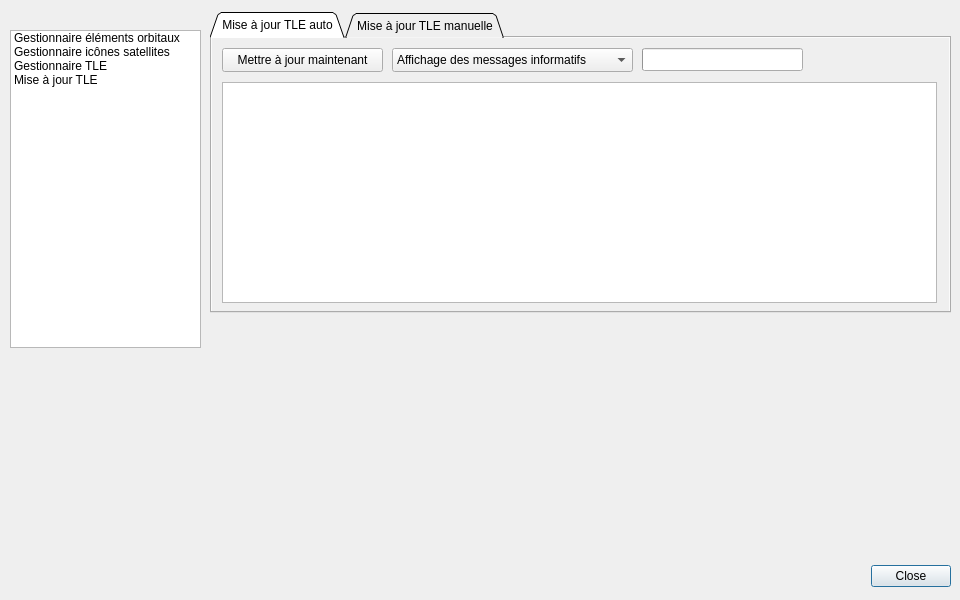
First picture: the form in src/interface/outils/outils.ui, repository mconsidine/previsat_archive, before the edit.
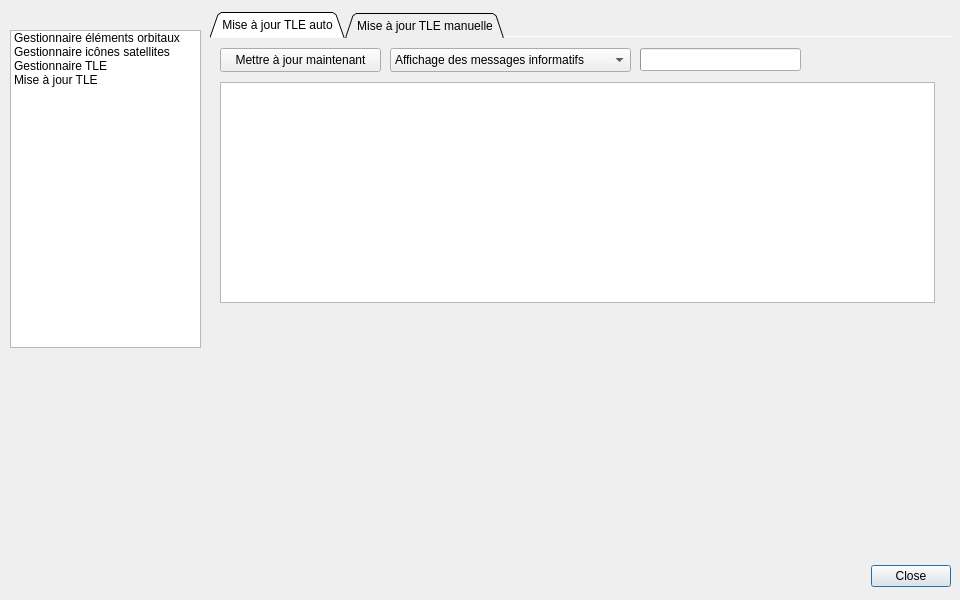
Second picture: the form after the edit. The open tabs and pages were chosen to show the change.

Commit message: Correction de l'affichage des onglets de mise a jour des TLE

The edit to the form file:
```diff
--- a/src/interface/outils/outils.ui
+++ b/src/interface/outils/outils.ui
@@ -83,6 +83,9 @@
      <height>321</height>
     </rect>
    </property>
+   <property name="autoFillBackground">
+    <bool>true</bool>
+   </property>
    <property name="currentIndex">
     <number>0</number>
    </property>
@@ -697,6 +700,9 @@
     </widget>
    </widget>
    <widget class="QWidget" name="miseAJourTLE">
+    <property name="autoFillBackground">
+     <bool>true</bool>
+    </property>
     <widget class="QTabWidget" name="majTLE">
      <property name="geometry">
       <rect>
@@ -706,12 +712,18 @@
        <height>301</height>
       </rect>
      </property>
+     <property name="autoFillBackground">
+      <bool>true</bool>
+     </property>
      <property name="tabShape">
       <enum>QTabWidget::TabShape::Triangular</enum>
      </property>
      <property name="currentIndex">
       <number>0</number>
      </property>
+     <property name="documentMode">
+      <bool>true</bool>
+     </property>
      <widget class="QWidget" name="majTLEauto">
       <property name="autoFillBackground">
        <bool>true</bool>
```
Left out of the diff: 8 changed lines with no effect on the pictures. The commit also changes 2 other files.
